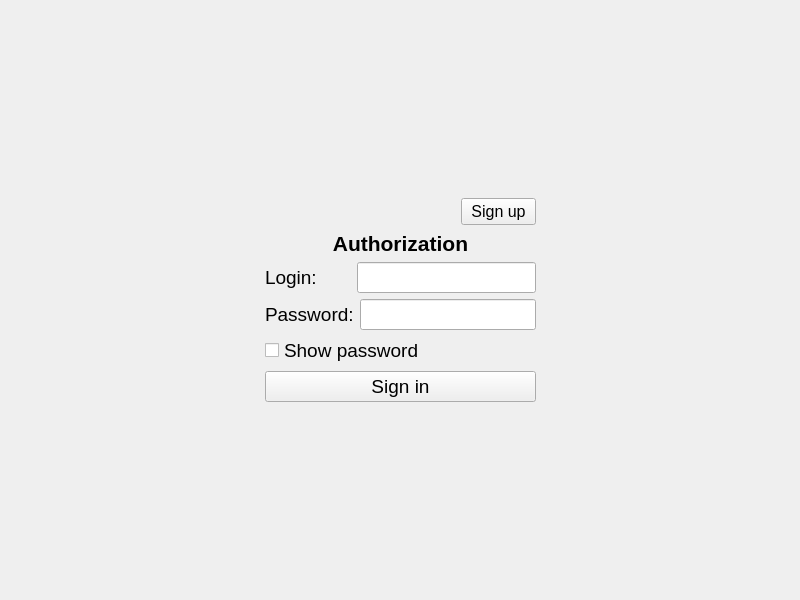
Sandrkll1/BookStore, file design/ui/authorization.ui: the form before one commit.
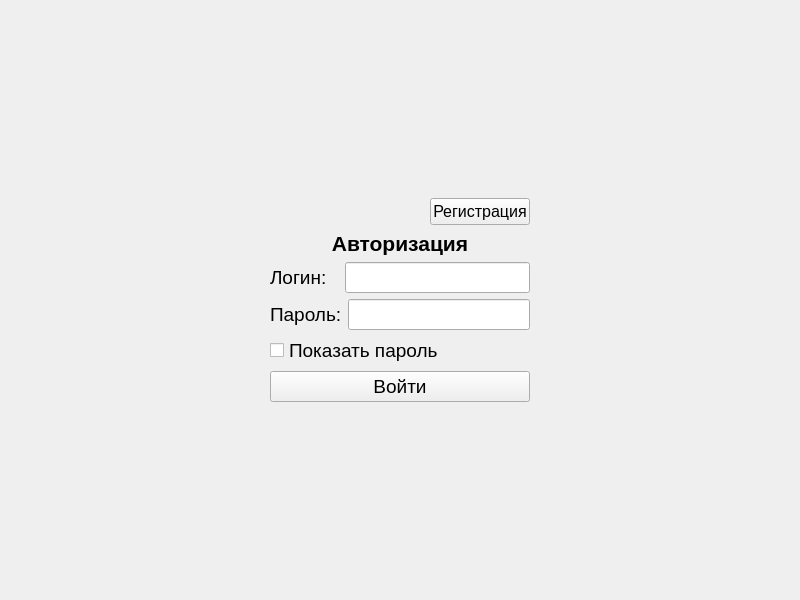
The form after the commit.

```diff
--- a/design/ui/authorization.ui
+++ b/design/ui/authorization.ui
@@ -43,7 +43,7 @@
        <widget class="QPushButton" name="registerButton">
         <property name="maximumSize">
          <size>
-          <width>75</width>
+          <width>100</width>
           <height>16777215</height>
          </size>
         </property>
@@ -55,7 +55,7 @@
          </font>
         </property>
         <property name="text">
-         <string>Sign up</string>
+         <string>Регистрация</string>
         </property>
        </widget>
       </item>
@@ -69,7 +69,7 @@
          </font>
         </property>
         <property name="text">
-         <string>Authorization</string>
+         <string>Авторизация</string>
         </property>
         <property name="alignment">
          <set>Qt::AlignCenter</set>
@@ -79,7 +79,7 @@
       <item>
        <layout class="QHBoxLayout" name="horizontalLayout">
         <property name="spacing">
-         <number>40</number>
+         <number>18</number>
         </property>
         <item>
          <widget class="QLabel" name="usernameLabel">
@@ -89,7 +89,7 @@
            </font>
           </property>
           <property name="text">
-           <string>Login:</string>
+           <string>Логин:</string>
           </property>
          </widget>
         </item>
@@ -120,7 +120,7 @@
            </font>
           </property>
           <property name="text">
-           <string>Password:</string>
+           <string>Пароль:</string>
           </property>
          </widget>
         </item>
@@ -146,7 +146,7 @@
          </font>
         </property>
         <property name="text">
-         <string>Show password</string>
+         <string>Показать пароль</string>
         </property>
        </widget>
       </item>
@@ -160,7 +160,7 @@
          </font>
         </property>
         <property name="text">
-         <string>Sign in</string>
+         <string>Войти</string>
         </property>
        </widget>
       </item>
```
